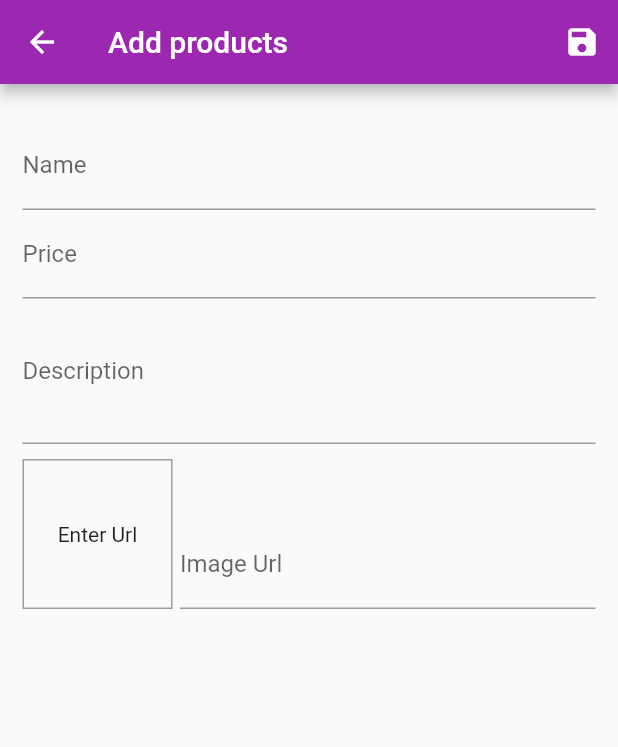
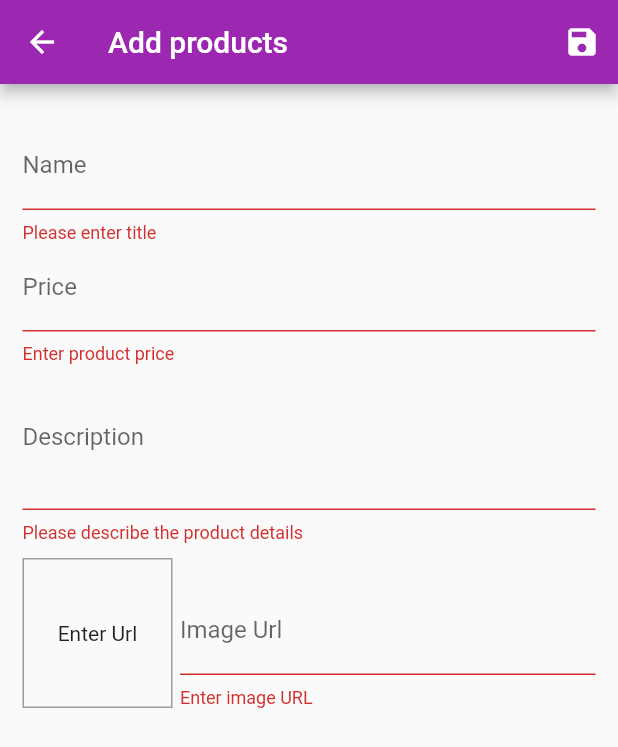
Before and after one commit to hadiuzzaman524/CuresDokan_Ecommerce_Shop, a Flutter app: the EditProductScreen screen opened by its route, after a tap on the "save" icon, on a phone screen of 412 x 824 dp. Shown: the top 747 px of the screen. Run offline on Flutter 3.47's test engine with Material 2 defaults, Android fonts, the phone set to English and light mode, and no system bars; our stand-ins replace toast; network calls fail.

Commit message:
get data through form and add new product

```diff
--- a/curesdokan/lib/provider_info/products.dart
+++ b/curesdokan/lib/provider_info/products.dart
@@ -85,7 +85,22 @@ class Products with ChangeNotifier {
     ),
   ];
 
-  addProduct() {
+  addProduct(Product product) {
+    Product _newProduct = Product(
+      title: product.title,
+      price: product.price,
+      imageUrl: product.imageUrl,
+      id: DateTime.now().toString(),
+      description: product.description,
+    );
+
+    _list.add(_newProduct);
+
+    notifyListeners();
+  }
+
+  deleteProduct(String id){
+    _list.removeWhere((element) => element.id==id);
     notifyListeners();
   }
 
@@ -93,7 +108,7 @@ class Products with ChangeNotifier {
     return [..._list];
   }
 
-  List<Product> get favProductList{
+  List<Product> get favProductList {
     return _list.where((element) => element.isFavorite).toList();
   }
 }
--- a/curesdokan/lib/screens/edit_product_screen.dart
+++ b/curesdokan/lib/screens/edit_product_screen.dart
@@ -1,5 +1,4 @@
-import 'dart:ffi';
-
+import 'package:provider/provider.dart';
 import 'package:flutter/material.dart';
 import '../provider_info/products.dart';
 import '../models/data_model.dart';
@@ -36,11 +35,15 @@ class _EditProductScreenState extends State<EditProductScreen> {
   }
 
   _saveForm() {
-    _formkey.currentState.save();
-    print(_existingProduct.title);
-    print(_existingProduct.price);
-    print(_existingProduct.description);
+    bool _isValid = _formkey.currentState.validate();
 
+    if (_isValid) {
+      _formkey.currentState.save();
+      Provider.of<Products>(context,listen: false).addProduct(_existingProduct);
+      Navigator.of(context).pop();
+    } else {
+      return;
+    }
   }
 
   @override
@@ -70,6 +73,12 @@ class _EditProductScreenState extends State<EditProductScreen> {
                     decoration: InputDecoration(
                       labelText: 'Name',
                     ),
+                    validator: (value) {
+                      if (value.isEmpty) {
+                        return 'Please enter title';
+                      }
+                      return null;
+                    },
                     textInputAction: TextInputAction.next,
                     onFieldSubmitted: (_) {
                       FocusScope.of(context).requestFocus(_priceFocus);
@@ -85,6 +94,18 @@ class _EditProductScreenState extends State<EditProductScreen> {
                     },
                   ),
                   TextFormField(
+                    validator: (value) {
+                      if (value.isEmpty) {
+                        return 'Enter product price';
+                      }
+                      if (double.tryParse(value) == null) {
+                        return 'Please enter valid number';
+                      }
+                      if (double.parse(value) <= 0) {
+                        return 'Price not less 0';
+                      }
+                      return null;
+                    },
                     decoration: InputDecoration(
                       labelText: 'Price',
                     ),
@@ -108,6 +129,12 @@ class _EditProductScreenState extends State<EditProductScreen> {
                     decoration: InputDecoration(
                       labelText: 'Description',
                     ),
+                    validator: (value) {
+                      if (value.isEmpty) {
+                        return 'Please describe the product details';
+                      }
+                      return null;
+                    },
                     keyboardType: TextInputType.text,
                     maxLines: 3,
                     focusNode: _descriptionFocus,
@@ -150,6 +177,16 @@ class _EditProductScreenState extends State<EditProductScreen> {
                         ),
                         Expanded(
                           child: TextFormField(
+                            validator: (value) {
+                              if (value.isEmpty) {
+                                return 'Enter image URL';
+                              }
+                              if (!value.startsWith('http') ||
+                                  !value.startsWith('https')) {
+                                return 'Enter valid URL';
+                              }
+                              return null;
+                            },
                             decoration: InputDecoration(
                               labelText: 'Image Url',
                             ),
--- a/curesdokan/lib/screens/my_product_screen.dart
+++ b/curesdokan/lib/screens/my_product_screen.dart
@@ -34,6 +34,7 @@ class MyProductScreen extends StatelessWidget {
               return Column(
                 children: [
                   ShowSingleProduct(
+                    id:products.productList[index].id,
                     title: products.productList[index].title,
                     imageUrl: products.productList[index].imageUrl,
                   ),
```
Also changed, not shown: curesdokan/lib/widgets/single_product.dart (+21 -5 lines).
